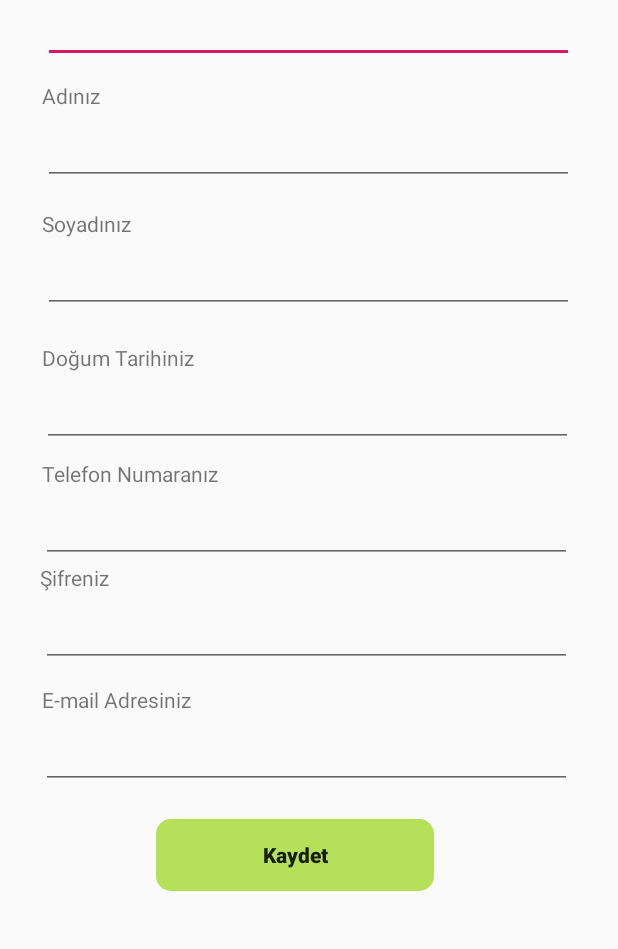
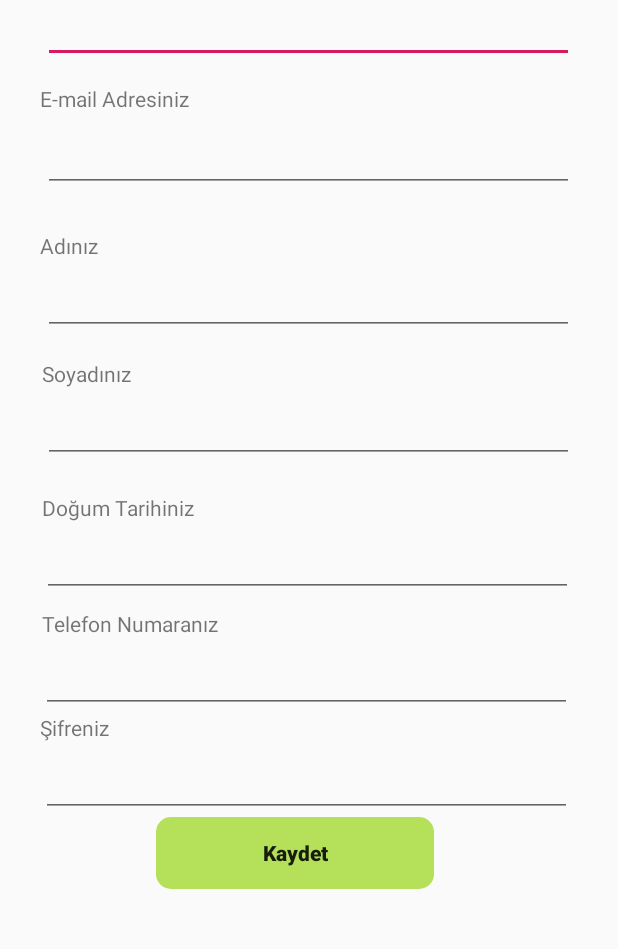
Before and after one commit to i2icell/Android_AysegulKarahancer, an Android app: the SignupActivity screen opened directly, with no data from a screen before it, on a phone screen of 412 x 824 dp, the part 287-1236 px from its top. Run offline under Robolectric (Android 15) with nearby library versions, the phone set to English and light mode, and no system bars.

Commit message:
all done

```diff
--- a/app/src/main/res/layout/activity_signup.xml
+++ b/app/src/main/res/layout/activity_signup.xml
@@ -75,7 +75,6 @@
         style="@style/Widget.AppCompat.Button.Borderless"
         android:layout_width="185dp"
         android:layout_height="48dp"
-        android:layout_marginTop="20dp"
         android:background="@drawable/rounded_button"
         android:text="Kaydet"
         android:textAllCaps="false"
@@ -84,7 +83,7 @@
         app:layout_constraintEnd_toEndOf="parent"
         app:layout_constraintHorizontal_bias="0.46"
         app:layout_constraintStart_toStartOf="parent"
-        app:layout_constraintTop_toBottomOf="@+id/inputEmail" />
+        app:layout_constraintTop_toBottomOf="@+id/signupPassword" />
 
     <ImageView
         android:id="@+id/imageView8"
@@ -124,10 +123,10 @@
         android:id="@+id/textView4"
         android:layout_width="wrap_content"
         android:layout_height="wrap_content"
-        android:layout_marginTop="12dp"
+        android:layout_marginTop="112dp"
         android:text="Adınız"
         app:layout_constraintEnd_toEndOf="parent"
-        app:layout_constraintHorizontal_bias="0.075"
+        app:layout_constraintHorizontal_bias="0.072"
         app:layout_constraintStart_toStartOf="parent"
         app:layout_constraintTop_toBottomOf="@+id/tcNo" />
 
@@ -148,9 +147,9 @@
         android:id="@+id/tcNo"
         android:layout_width="354dp"
         android:layout_height="50dp"
-        android:maxLength="11"
         android:ems="10"
         android:inputType="number"
+        android:maxLength="11"
         android:textIsSelectable="true"
         android:textSize="24sp"
         app:layout_constraintEnd_toEndOf="parent"
@@ -216,14 +215,26 @@
         android:id="@+id/inputEmail"
         android:layout_width="354dp"
         android:layout_height="50dp"
+        android:layout_marginTop="36dp"
         android:ems="10"
         android:inputType="text"
         android:textIsSelectable="true"
         android:textSize="24sp"
         app:layout_constraintEnd_toEndOf="parent"
-        app:layout_constraintHorizontal_bias="0.473"
+        app:layout_constraintHorizontal_bias="0.491"
         app:layout_constraintStart_toStartOf="parent"
-        app:layout_constraintTop_toBottomOf="@+id/textView2" />
+        app:layout_constraintTop_toBottomOf="@+id/tcNo" />
+
+    <TextView
+        android:id="@+id/textView2"
+        android:layout_width="wrap_content"
+        android:layout_height="wrap_content"
+        android:layout_marginTop="64dp"
+        android:text="E-mail Adresiniz"
+        app:layout_constraintEnd_toEndOf="parent"
+        app:layout_constraintHorizontal_bias="0.086"
+        app:layout_constraintStart_toStartOf="parent"
+        app:layout_constraintTop_toBottomOf="@+id/textView3" />
 
     <TextView
         android:id="@+id/textView5"
@@ -258,17 +269,6 @@
         app:layout_constraintTop_toBottomOf="@+id/phoneNum" />
 
     <TextView
-        android:id="@+id/textView2"
-        android:layout_width="wrap_content"
-        android:layout_height="wrap_content"
-        android:layout_marginTop="12dp"
-        android:text="E-mail Adresiniz"
-        app:layout_constraintEnd_toEndOf="parent"
-        app:layout_constraintHorizontal_bias="0.089"
-        app:layout_constraintStart_toStartOf="parent"
-        app:layout_constraintTop_toBottomOf="@+id/signupPassword" />
-
-    <TextView
         android:id="@+id/textView6"
         android:layout_width="wrap_content"
         android:layout_height="wrap_content"
```
Also changed, not shown: app/src/main/java/com/example/i2iCell/passwordActivity.java (+20 -6 lines), app/src/main/res/layout/activity_balance.xml (+7 -7 lines), app/src/main/res/layout/activity_password.xml (+23 -0 lines).
